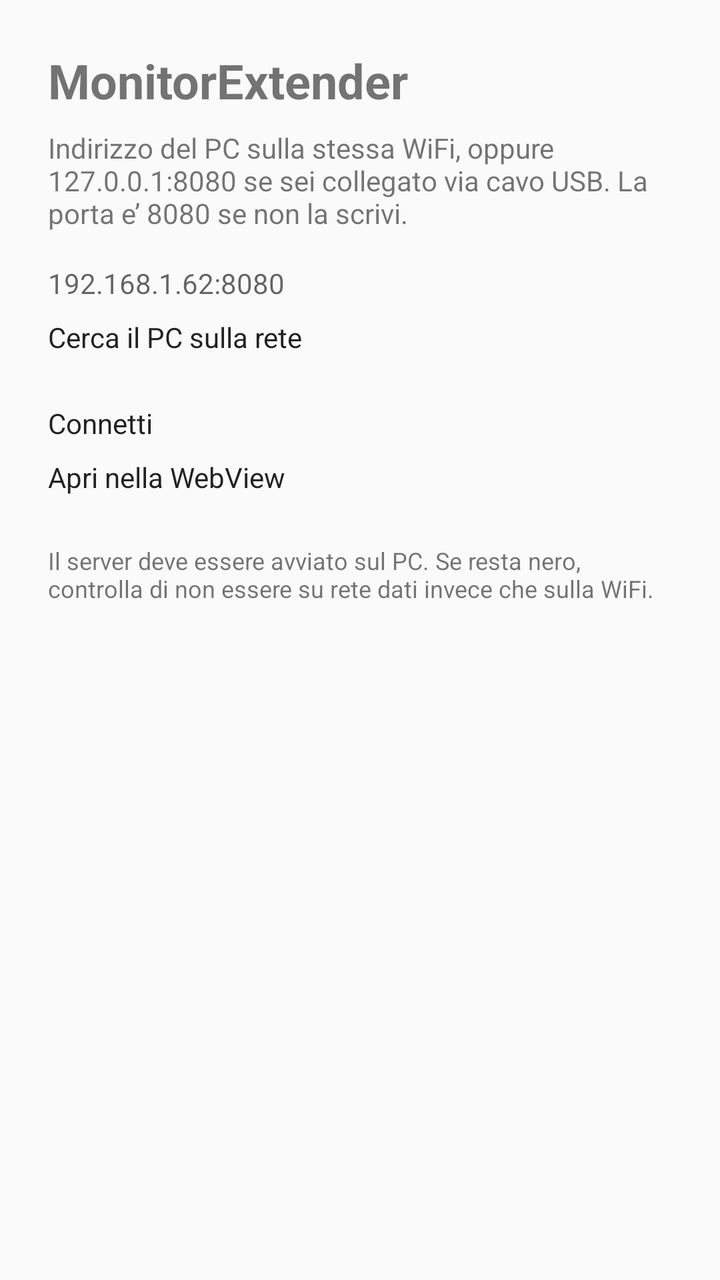
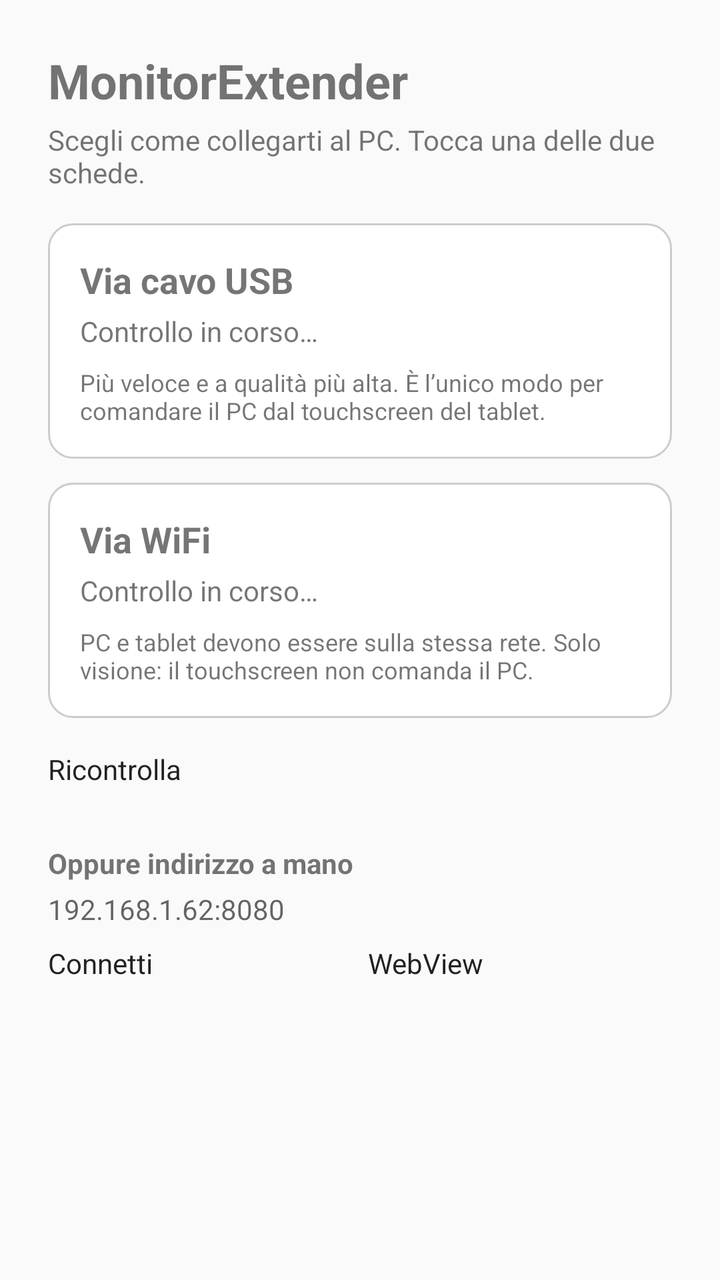

Screens rendered from an Android XML layout before and after an edit, with the pre-edit source and the edit as a unified diff.
<!-- AndroidManifest.xml: application theme Theme.MonitorExtender -->
<!-- res/layout/activity_main.xml -->
<?xml version="1.0" encoding="utf-8"?>
<LinearLayout xmlns:android="http://schemas.android.com/apk/res/android"
    android:layout_width="match_parent"
    android:layout_height="match_parent"
    android:orientation="vertical"
    android:padding="24dp">

    <TextView
        android:layout_width="match_parent"
        android:layout_height="wrap_content"
        android:text="@string/app_name"
        android:textSize="24sp"
        android:textStyle="bold" />

    <TextView
        android:layout_width="match_parent"
        android:layout_height="wrap_content"
        android:layout_marginTop="8dp"
        android:text="@string/address_help" />

    <EditText
        android:id="@+id/address"
        android:layout_width="match_parent"
        android:layout_height="wrap_content"
        android:layout_marginTop="16dp"
        android:autofillHints="no"
        android:hint="@string/address_hint"
        android:imeOptions="actionDone"
        android:inputType="textUri"
        android:maxLines="1" />

    <Button
        android:id="@+id/search"
        android:layout_width="match_parent"
        android:layout_height="wrap_content"
        android:layout_marginTop="8dp"
        android:text="@string/search_pc" />

    <Button
        android:id="@+id/connect_native"
        android:layout_width="match_parent"
        android:layout_height="wrap_content"
        android:layout_marginTop="24dp"
        android:text="@string/connect_native" />

    <Button
        android:id="@+id/connect_web_view"
        android:layout_width="match_parent"
        android:layout_height="wrap_content"
        android:layout_marginTop="8dp"
        android:text="@string/connect_web_view" />

    <TextView
        android:layout_width="match_parent"
        android:layout_height="wrap_content"
        android:layout_marginTop="24dp"
        android:text="@string/footer_hint"
        android:textSize="12sp" />

</LinearLayout>
<!-- resources referenced by this layout -->
<resources>
  <string name="address_help">Indirizzo del PC sulla stessa WiFi, oppure 127.0.0.1:8080 se sei
          collegato via cavo USB. La porta e’ 8080 se non la scrivi.</string>
  <string name="address_hint">192.168.1.62:8080</string>
  <string name="app_name">MonitorExtender</string>
  <string name="connect_native">Connetti</string>
  <string name="connect_web_view">Apri nella WebView</string>
  <string name="footer_hint">Il server deve essere avviato sul PC. Se resta nero, controlla di
          non essere su rete dati invece che sulla WiFi.</string>
  <string name="search_pc">Cerca il PC sulla rete</string>
  <style name="Theme.MonitorExtender" parent="@android:style/Theme.Material.Light.NoActionBar" />
</resources>

<!-- the commit's change to res/layout/activity_main.xml (unified diff, before → after) -->
@@ -1,60 +1,142 @@
 <?xml version="1.0" encoding="utf-8"?>
-<LinearLayout xmlns:android="http://schemas.android.com/apk/res/android"
+<ScrollView xmlns:android="http://schemas.android.com/apk/res/android"
     android:layout_width="match_parent"
-    android:layout_height="match_parent"
-    android:orientation="vertical"
-    android:padding="24dp">
+    android:layout_height="match_parent">
 
-    <TextView
+    <LinearLayout
         android:layout_width="match_parent"
         android:layout_height="wrap_content"
-        android:text="@string/app_name"
-        android:textSize="24sp"
-        android:textStyle="bold" />
+        android:orientation="vertical"
+        android:padding="24dp">
 
-    <TextView
-        android:layout_width="match_parent"
-        android:layout_height="wrap_content"
-        android:layout_marginTop="8dp"
-        android:text="@string/address_help" />
+        <TextView
+            android:layout_width="match_parent"
+            android:layout_height="wrap_content"
+            android:text="@string/app_name"
+            android:textSize="24sp"
+            android:textStyle="bold" />
 
-    <EditText
-        android:id="@+id/address"
-        android:layout_width="match_parent"
-        android:layout_height="wrap_content"
-        android:layout_marginTop="16dp"
-        android:autofillHints="no"
-        android:hint="@string/address_hint"
-        android:imeOptions="actionDone"
-        android:inputType="textUri"
-        android:maxLines="1" />
+        <TextView
+            android:layout_width="match_parent"
+            android:layout_height="wrap_content"
+            android:layout_marginTop="4dp"
+            android:text="@string/choose_connection"
+            android:textSize="14sp" />
 
-    <Button
-        android:id="@+id/search"
-        android:layout_width="match_parent"
-        android:layout_height="wrap_content"
-        android:layout_marginTop="8dp"
-        android:text="@string/search_pc" />
+        
+        <LinearLayout
+            android:id="@+id/usb_card"
+            android:layout_width="match_parent"
+            android:layout_height="wrap_content"
+            android:layout_marginTop="16dp"
+            android:background="@drawable/card_background"
+            android:orientation="vertical"
+            android:padding="16dp">
 
-    <Button
-        android:id="@+id/connect_native"
-        android:layout_width="match_parent"
-        android:layout_height="wrap_content"
-        android:layout_marginTop="24dp"
-        android:text="@string/connect_native" />
+            <TextView
+                android:layout_width="match_parent"
+                android:layout_height="wrap_content"
+                android:text="@string/usb_title"
+                android:textSize="18sp"
+                android:textStyle="bold" />
 
-    <Button
-        android:id="@+id/connect_web_view"
-        android:layout_width="match_parent"
-        android:layout_height="wrap_content"
-        android:layout_marginTop="8dp"
-        android:text="@string/connect_web_view" />
+            <TextView
+                android:id="@+id/usb_status"
+                android:layout_width="match_parent"
+                android:layout_height="wrap_content"
+                android:layout_marginTop="4dp"
+                android:text="@string/checking"
+                android:textSize="14sp" />
 
-    <TextView
-        android:layout_width="match_parent"
-        android:layout_height="wrap_content"
-        android:layout_marginTop="24dp"
-        android:text="@string/footer_hint"
-        android:textSize="12sp" />
+            <TextView
+                android:id="@+id/usb_hint"
+                android:layout_width="match_parent"
+                android:layout_height="wrap_content"
+                android:layout_marginTop="8dp"
+                android:text="@string/usb_hint"
+                android:textSize="12sp" />
+        </LinearLayout>
 
-</LinearLayout>
+        <LinearLayout
+            android:id="@+id/wifi_card"
+            android:layout_width="match_parent"
+            android:layout_height="wrap_content"
+            android:layout_marginTop="12dp"
+            android:background="@drawable/card_background"
+            android:orientation="vertical"
+            android:padding="16dp">
+
+            <TextView
+                android:layout_width="match_parent"
+                android:layout_height="wrap_content"
+                android:text="@string/wifi_title"
+                android:textSize="18sp"
+                android:textStyle="bold" />
+
+            <TextView
+                android:id="@+id/wifi_status"
+                android:layout_width="match_parent"
+                android:layout_height="wrap_content"
+                android:layout_marginTop="4dp"
+                android:text="@string/checking"
+                android:textSize="14sp" />
+
+            <TextView
+                android:id="@+id/wifi_hint"
+                android:layout_width="match_parent"
+                android:layout_height="wrap_content"
+                android:layout_marginTop="8dp"
+                android:text="@string/wifi_hint"
+                android:textSize="12sp" />
+        </LinearLayout>
+
+        <Button
+            android:id="@+id/recheck"
+            android:layout_width="match_parent"
+            android:layout_height="wrap_content"
+            android:layout_marginTop="16dp"
+            android:text="@string/recheck" />
+
+        <TextView
+            android:layout_width="match_parent"
+            android:layout_height="wrap_content"
+            android:layout_marginTop="28dp"
+            android:text="@string/manual_label"
+            android:textSize="14sp"
+            android:textStyle="bold" />
+
+        <EditText
+            android:id="@+id/address"
+            android:layout_width="match_parent"
+            android:layout_height="wrap_content"
+            android:layout_marginTop="4dp"
+            android:autofillHints="no"
+            android:hint="@string/address_hint"
+            android:imeOptions="actionDone"
+            android:inputType="textUri"
+            android:maxLines="1" />
+
+        <LinearLayout
+            android:layout_width="match_parent"
+            android:layout_height="wrap_content"
+            android:layout_marginTop="8dp"
+            android:orientation="horizontal">
+
+            <Button
+                android:id="@+id/connect_native"
+                android:layout_width="0dp"
+                android:layout_height="wrap_content"
+                android:layout_weight="1"
+                android:text="@string/connect_native" />
+
+            <Button
+                android:id="@+id/connect_web_view"
+                android:layout_width="0dp"
+                android:layout_height="wrap_content"
+                android:layout_marginStart="8dp"
+                android:layout_weight="1"
+                android:text="@string/connect_web_view" />
+        </LinearLayout>
+
+    </LinearLayout>
+</ScrollView>
<!-- resource entries referenced after the edit -->
@@ -1,14 +1,29 @@
 <!-- resources referenced by this layout -->
 <resources>
-  <string name="address_help">Indirizzo del PC sulla stessa WiFi, oppure 127.0.0.1:8080 se sei
-          collegato via cavo USB. La porta e’ 8080 se non la scrivi.</string>
+  <!-- drawable card_background (drawable) -->
+  <?xml version="1.0" encoding="utf-8"?>
+  <shape xmlns:android="http://schemas.android.com/apk/res/android"
+      android:shape="rectangle">
+      <solid android:color="#FFFFFF" />
+      <stroke
+          android:width="1dp"
+          android:color="#C8CDD2" />
+      <corners android:radius="12dp" />
+  </shape>
   <string name="address_hint">192.168.1.62:8080</string>
   <string name="app_name">MonitorExtender</string>
+  <string name="checking">Controllo in corso…</string>
+  <string name="choose_connection">Scegli come collegarti al PC. Tocca una delle due schede.</string>
   <string name="connect_native">Connetti</string>
-  <string name="connect_web_view">Apri nella WebView</string>
-  <string name="footer_hint">Il server deve essere avviato sul PC. Se resta nero, controlla di
-          non essere su rete dati invece che sulla WiFi.</string>
-  <string name="search_pc">Cerca il PC sulla rete</string>
+  <string name="connect_web_view">WebView</string>
+  <string name="manual_label">Oppure indirizzo a mano</string>
+  <string name="recheck">Ricontrolla</string>
+  <string name="usb_hint">Più veloce e a qualità più alta. È l’unico modo per comandare il PC
+          dal touchscreen del tablet.</string>
+  <string name="usb_title">Via cavo USB</string>
+  <string name="wifi_hint">PC e tablet devono essere sulla stessa rete. Solo visione: il
+          touchscreen non comanda il PC.</string>
+  <string name="wifi_title">Via WiFi</string>
   <style name="Theme.MonitorExtender" parent="@android:style/Theme.Material.Light.NoActionBar" />
 </resources>
 
